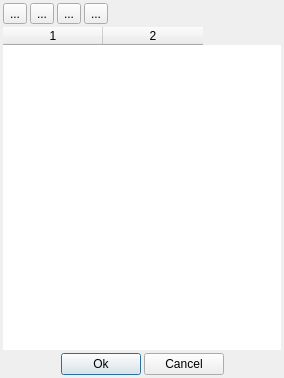
timi-liuliang/echo, file engine/core/render/base/editor/shader/node/ui/parameter_list_editor_dialog.ui: the form before one commit.
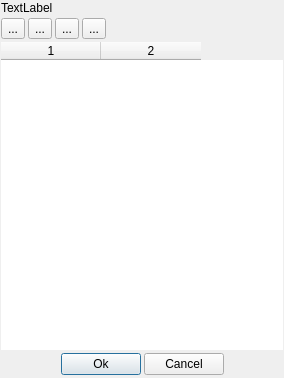
The form after the commit.

Commit message: Custom Property Editor for edit ParamterList #880

What changed in the file:
```diff
--- a/engine/core/render/base/editor/shader/node/ui/parameter_list_editor_dialog.ui
+++ b/engine/core/render/base/editor/shader/node/ui/parameter_list_editor_dialog.ui
@@ -18,28 +18,47 @@
     <number>3</number>
    </property>
    <property name="leftMargin">
-    <number>3</number>
+    <number>1</number>
    </property>
    <property name="topMargin">
-    <number>3</number>
+    <number>1</number>
    </property>
    <property name="rightMargin">
-    <number>3</number>
+    <number>1</number>
    </property>
    <property name="bottomMargin">
     <number>3</number>
    </property>
+   <item>
+    <widget class="QLabel" name="m_menuBar">
+     <property name="text">
+      <string>TextLabel</string>
+     </property>
+    </widget>
+   </item>
    <item>
     <layout class="QHBoxLayout" name="horizontalLayout_2">
-     <item>
-      <widget class="QToolButton" name="m_add">
-       <property name="text">
-        <string>...</string>
-       </property>
-      </widget>
-     </item>
      <item>
       <widget class="QToolButton" name="m_delete">
+       <property name="toolTip">
+        <string>Delete selected parameters</string>
+       </property>
+       <property name="statusTip">
+        <string>Delete selected parameters</string>
+       </property>
+       <property name="text">
+        <string>...</string>
+       </property>
+      </widget>
+     </item>
+     <item>
+      <widget class="QToolButton" name="m_add">
+       <property name="toolTip">
+        <string>Add a parameter</string>
+       </property>
+       <property name="statusTip">
+        <string>Add a parameter</string>
+       </property>
        <property name="text">
         <string>...</string>
        </property>
@@ -76,6 +95,9 @@
    </item>
    <item>
     <widget class="QTableWidget" name="m_tableWidget">
+     <property name="autoFillBackground">
+      <bool>true</bool>
+     </property>
      <property name="frameShape">
       <enum>QFrame::NoFrame</enum>
      </property>
@@ -88,6 +110,12 @@
      <attribute name="verticalHeaderVisible">
       <bool>false</bool>
      </attribute>
+     <attribute name="verticalHeaderMinimumSectionSize">
+      <number>24</number>
+     </attribute>
+     <attribute name="verticalHeaderDefaultSectionSize">
+      <number>24</number>
+     </attribute>
      <column/>
      <column/>
     </widget>
```
Left out of the diff: 12 changed lines with no effect on the pictures. The commit also changes 3 other files.
